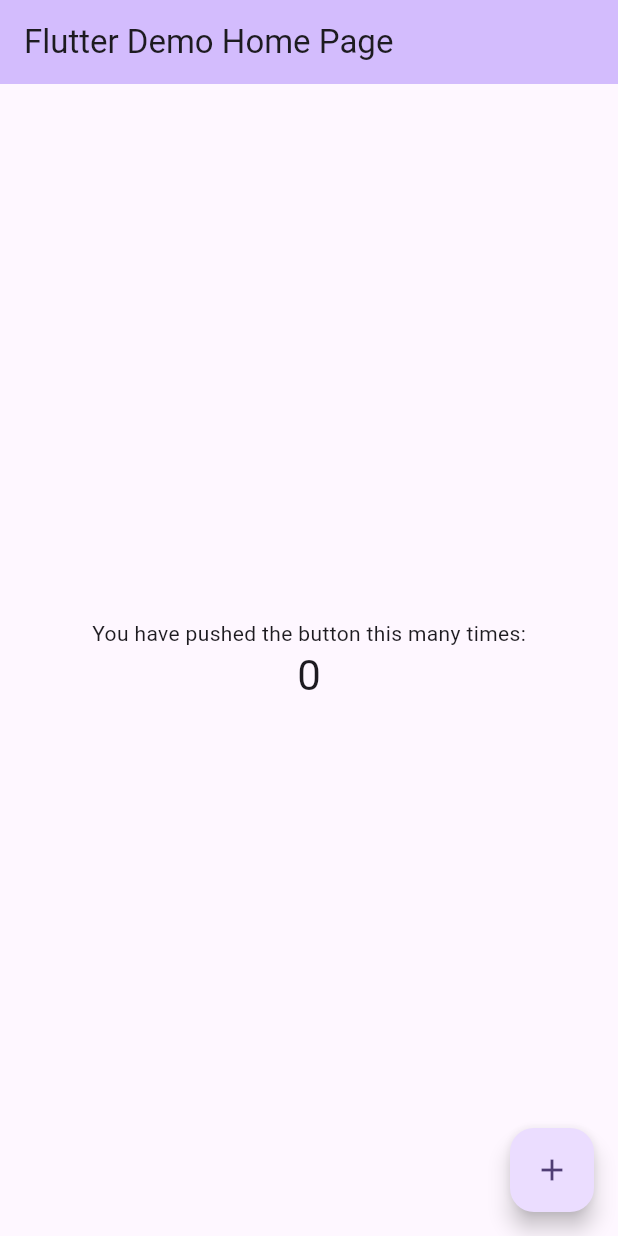
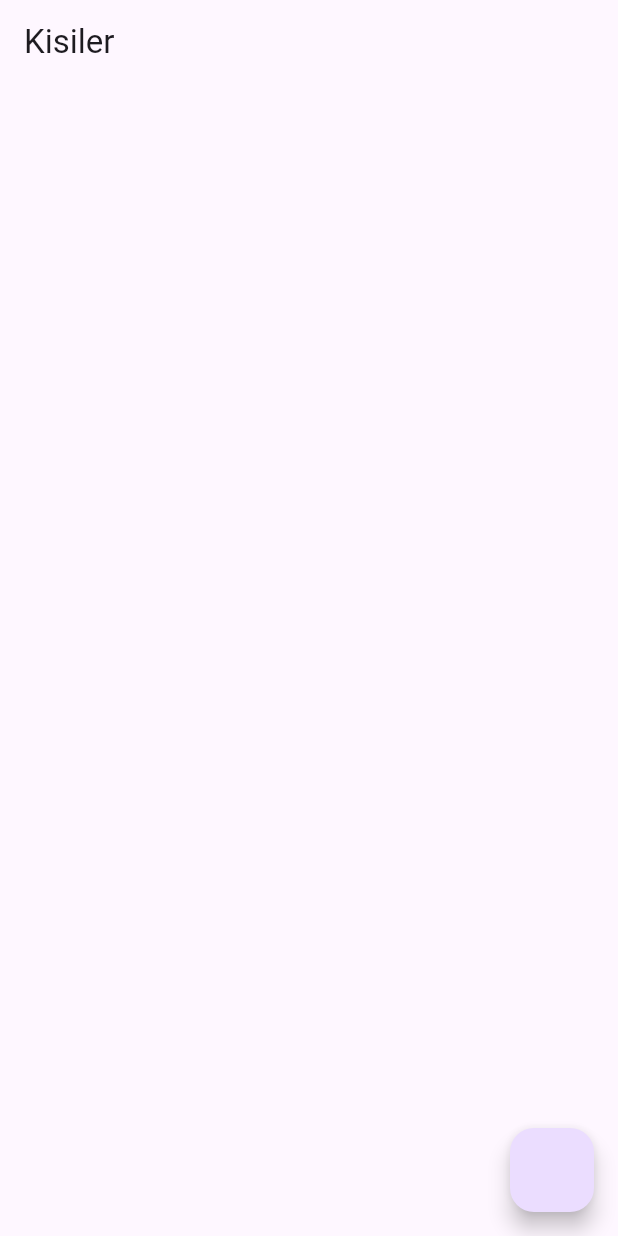
Before and after one commit to halillcam/Flutter_Tutorial_Projeler, a Flutter app: the screen it shows after launch, on a phone screen of 412 x 824 dp. Run offline on Flutter 3.47's test engine with Material 3 defaults, Android fonts, the phone set to English and light mode, and no system bars.

Commit message:
gerekli alt yapı olusturuldu

```diff
--- /dev/null
+++ b/RehberApp/rehberapp/lib/data/entity/kisiler.dart
@@ -0,0 +1,7 @@
+class Kisiler {
+  int kisi_id;
+  String kisi_ad;
+  String kisi_tel;
+
+  Kisiler({required this.kisi_id, required this.kisi_ad, required this.kisi_tel});
+}
--- a/RehberApp/rehberapp/lib/main.dart
+++ b/RehberApp/rehberapp/lib/main.dart
@@ -1,4 +1,5 @@
 import 'package:flutter/material.dart';
+import 'package:rehberapp/ui/views/ana_sayfa.dart';
 
 void main() {
   runApp(const MyApp());
@@ -12,114 +13,13 @@
   Widget build(BuildContext context) {
     return MaterialApp(
       title: 'Flutter Demo',
+      debugShowCheckedModeBanner: false,
       theme: ThemeData(
-        // This is the theme of your application.
-        //
-        // TRY THIS: Try running your application with "flutter run". You'll see
-        // the application has a purple toolbar. Then, without quitting the app,
-        // try changing the seedColor in the colorScheme below to Colors.green
-        // and then invoke "hot reload" (save your changes or press the "hot
-        // reload" button in a Flutter-supported IDE, or press "r" if you used
-        // the command line to start the app).
-        //
-        // Notice that the counter didn't reset back to zero; the application
-        // state is not lost during the reload. To reset the state, use hot
-        // restart instead.
-        //
-        // This works for code too, not just values: Most code changes can be
-        // tested with just a hot reload.
+
         colorScheme: ColorScheme.fromSeed(seedColor: Colors.deepPurple),
         useMaterial3: true,
       ),
-      home: const MyHomePage(title: 'Flutter Demo Home Page'),
+      home: AnaSayfa()
     );
   }
 }
-
-class MyHomePage extends StatefulWidget {
-  const MyHomePage({super.key, required this.title});
-
-  // This widget is the home page of your application. It is stateful, meaning
-  // that it has a State object (defined below) that contains fields that affect
-  // how it looks.
-
-  // This class is the configuration for the state. It holds the values (in this
-  // case the title) provided by the parent (in this case the App widget) and
-  // used by the build method of the State. Fields in a Widget subclass are
-  // always marked "final".
-
-  final String title;
-
-  @override
-  State<MyHomePage> createState() => _MyHomePageState();
-}
-
-class _MyHomePageState extends State<MyHomePage> {
-  int _counter = 0;
-
-  void _incrementCounter() {
-    setState(() {
-      // This call to setState tells the Flutter framework that something has
-      // changed in this State, which causes it to rerun the build method below
-      // so that the display can reflect the updated values. If we changed
-      // _counter without calling setState(), then the build method would not be
-      // called again, and so nothing would appear to happen.
-      _counter++;
-    });
-  }
-
-  @override
-  Widget build(BuildContext context) {
-    // This method is rerun every time setState is called, for instance as done
-    // by the _incrementCounter method above.
-    //
-    // The Flutter framework has been optimized to make rerunning build methods
-    // fast, so that you can just rebuild anything that needs updating rather
-    // than having to individually change instances of widgets.
-    return Scaffold(
-      appBar: AppBar(
-        // TRY THIS: Try changing the color here to a specific color (to
-        // Colors.amber, perhaps?) and trigger a hot reload to see the AppBar
-        // change color while the other colors stay the same.
-        backgroundColor: Theme.of(context).colorScheme.inversePrimary,
-        // Here we take the value from the MyHomePage object that was created by
-        // the App.build method, and use it to set our appbar title.
-        title: Text(widget.title),
-      ),
-      body: Center(
-        // Center is a layout widget. It takes a single child and positions it
-        // in the middle of the parent.
-        child: Column(
-          // Column is also a layout widget. It takes a list of children and
-          // arranges them vertically. By default, it sizes itself to fit its
-          // children horizontally, and tries to be as tall as its parent.
-          //
-          // Column has various properties to control how it sizes itself and
-          // how it positions its children. Here we use mainAxisAlignment to
-          // center the children vertically; the main axis here is the vertical
-          // axis because Columns are vertical (the cross axis would be
-          // horizontal).
-          //
-          // TRY THIS: Invoke "debug painting" (choose the "Toggle Debug Paint"
-          // action in the IDE, or press "p" in the console), to see the
-          // wireframe for each widget.
-          mainAxisAlignment: MainAxisAlignment.center,
-          children: <Widget>[
-            const Text(
-              'You have pushed the button this many times:',
-            ),
-            Text(
-              '$_counter',
-              style: Theme.of(context).textTheme.headlineMedium,
-            ),
-          ],
-        ),
-      ),
-      floatingActionButton: FloatingActionButton(
-        onPressed: _incrementCounter,
-        tooltip: 'Increment',
-        child: const Icon(Icons.add),
-      ), // This trailing comma makes auto-formatting nicer for build methods.
-    );
-  }
-}
--- /dev/null
+++ b/RehberApp/rehberapp/lib/ui/views/ana_sayfa.dart
@@ -0,0 +1,26 @@
+import 'package:flutter/material.dart';
+import 'package:rehberapp/ui/views/kayit_sayfa.dart';
+
+class AnaSayfa extends StatefulWidget {
+  const AnaSayfa({super.key});
+
+  @override
+  State<AnaSayfa> createState() => _AnaSayfaState();
+}
+
+class _AnaSayfaState extends State<AnaSayfa> {
+  @override
+  Widget build(BuildContext context) {
+    return Scaffold(
+      appBar: AppBar(title: const Text("Kisiler"),),
+
+      body: Center(),
+       floatingActionButton: FloatingActionButton(onPressed: (){
+        Navigator.push(context, MaterialPageRoute(builder: (context)=>const KayitSayfa()))
+        .then((value){
+          print("Anasayfaya dönüldü");
+        });
+      }),
+    );
+  }
+}
```
Also changed, not shown: RehberApp/rehberapp/lib/ui/views/detay_sayfa.dart (added, +19 -0 lines), RehberApp/rehberapp/lib/ui/views/kayit_sayfa.dart (added, +41 -0 lines).
